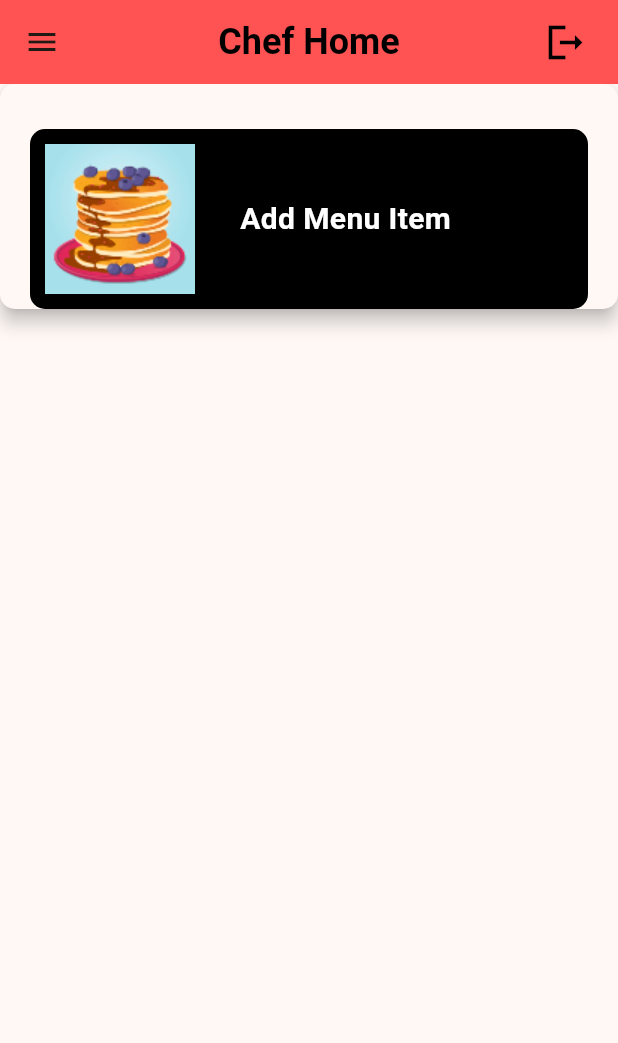
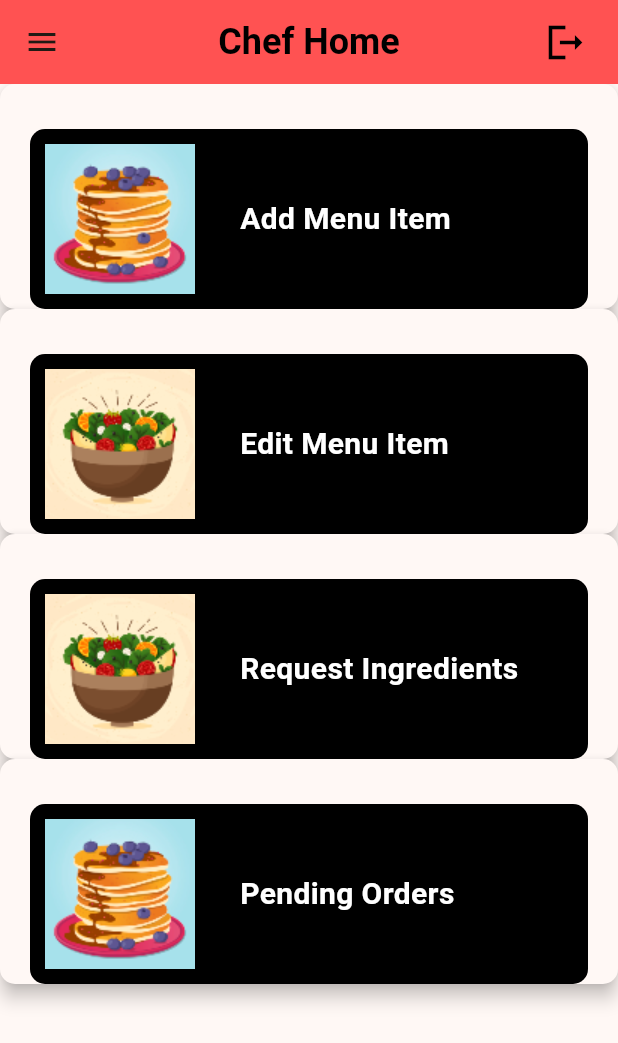
Before and after one commit to nimajneben/CS-Diner-dept, a Flutter app: the ChefHome screen opened directly, on a phone screen of 412 x 824 dp. Shown: the top 1043 px of the screen. Run offline on Flutter 3.47's test engine with Material 3 defaults, Android fonts, the phone set to English and light mode, and no system bars; our stand-ins replace cached_network_image, cloud_firestore, curved_navigation_bar, firebase_auth, firebase_core, firebase_storage and 2 more; accounts and stored records are empty.

Commit message:
added ingredients, orders, edit menu pages to home

```diff
--- a/lib/chef/chef_home.dart
+++ b/lib/chef/chef_home.dart
@@ -1,6 +1,9 @@
 import 'package:flutter/material.dart';
 import 'package:flutter/widgets.dart';
 import 'package:manju_three/chef/add_menu.dart';
+import 'package:manju_three/chef/edit_menu.dart';
+import 'package:manju_three/chef/chef_ingredients.dart';
+import 'package:manju_three/chef/chef_orders.dart';
 import 'package:manju_three/methods/data.dart';
 import 'package:manju_three/pages/login.dart';
 import 'package:manju_three/widget/widget_support.dart';
@@ -72,6 +75,121 @@ class _ChefHomeState extends State<ChefHome> {
             ),
           ),
         ),
+
+        GestureDetector(
+          onTap: () {
+            Navigator.push(context,
+                MaterialPageRoute(builder: (context) => EditMenu()));
+          },
+          child: Material(
+            elevation: 5.0,
+            borderRadius: BorderRadius.circular(10),
+            child: Container(
+              margin: EdgeInsets.only(top: 30, left: 20, right: 20),
+              decoration: BoxDecoration(
+                color: Colors.black,
+                borderRadius: BorderRadius.circular(10),
+              ),
+              child: Row(
+                children: [
+                  Padding(
+                    padding: EdgeInsets.all(10),
+                    child: Image.asset(
+                      "images/Salad.jpg",
+                      cacheHeight: 100,
+                      cacheWidth: 100,
+                    ),
+                  ),
+                  SizedBox(width: 20),
+                  Text(
+                    "Edit Menu Item",
+                    style: TextStyle(
+                        fontSize: 20,
+                        color: Colors.white,
+                        fontWeight: FontWeight.bold),
+                  ),
+                ],
+              ),
+            ),
+          ),
+        ),
+
+        GestureDetector(
+          onTap: () {
+            Navigator.push(context,
+                MaterialPageRoute(builder: (context) => ChefIngredientsPage()));
+          },
+          child: Material(
+            elevation: 5.0,
+            borderRadius: BorderRadius.circular(10),
+            child: Container(
+              margin: EdgeInsets.only(top: 30, left: 20, right: 20),
+              decoration: BoxDecoration(
+                color: Colors.black,
+                borderRadius: BorderRadius.circular(10),
+              ),
+              child: Row(
+                children: [
+                  Padding(
+                    padding: EdgeInsets.all(10),
+                    child: Image.asset(
+                      "images/Salad.jpg",
+                      cacheHeight: 100,
+                      cacheWidth: 100,
+                    ),
+                  ),
+                  SizedBox(width: 20),
+                  Text(
+                    "Request Ingredients",
+                    style: TextStyle(
+                        fontSize: 20,
+                        color: Colors.white,
+                        fontWeight: FontWeight.bold),
+                  ),
+                ],
+              ),
+            ),
+          ),
+        ),
+
+        GestureDetector(
+          onTap: () {
+            Navigator.push(context,
+                MaterialPageRoute(builder: (context) => OrdersPage()));
+          },
+          child: Material(
+            elevation: 5.0,
+            borderRadius: BorderRadius.circular(10),
+            child: Container(
+              margin: EdgeInsets.only(top: 30, left: 20, right: 20),
+              decoration: BoxDecoration(
+                color: Colors.black,
+                borderRadius: BorderRadius.circular(10),
+              ),
+              child: Row(
+                children: [
+                  Padding(
+                    padding: EdgeInsets.all(10),
+                    child: Image.asset(
+                      "images/dessert.jpg",
+                      cacheHeight: 100,
+                      cacheWidth: 100,
+                    ),
+                  ),
+                  SizedBox(width: 20),
+                  Text(
+                    "Pending Orders",
+                    style: TextStyle(
+                        fontSize: 20,
+                        color: Colors.white,
+                        fontWeight: FontWeight.bold),
+                  ),
+                ],
+              ),
+            ),
+          ),
+        ),
+
       ]),
     );
   }
```
